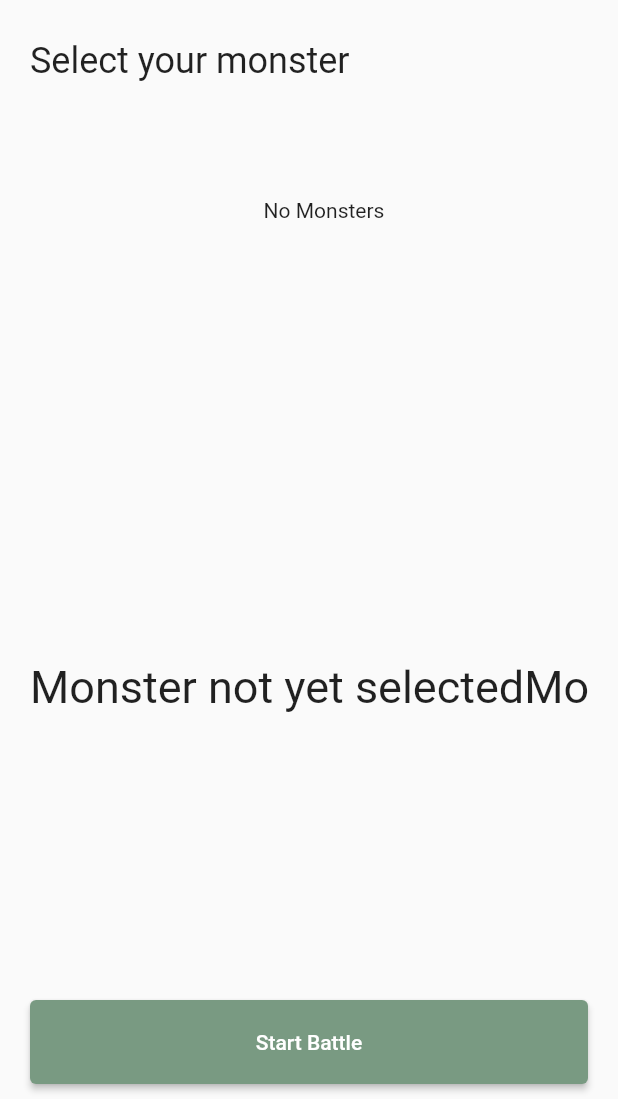
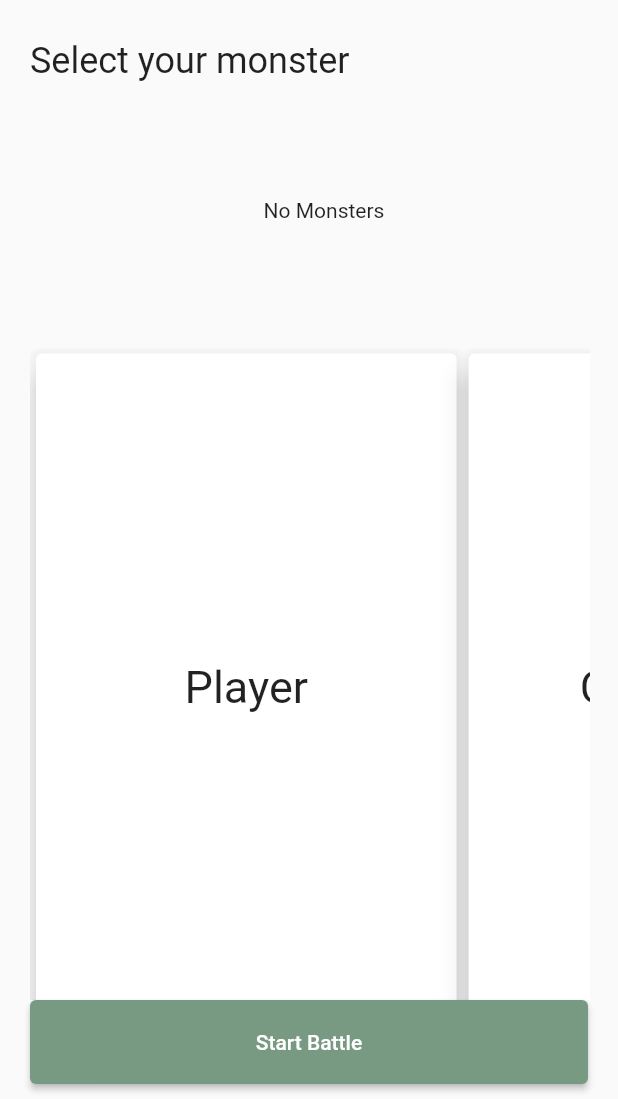
Before and after one commit to brunovsiqueira/monsters-battle, a Flutter app: the screen it shows after launch, on a phone screen of 412 x 824 dp, the part 137-1236 px from its top. Run offline on Flutter 3.47's test engine with Material 2 defaults, Android fonts, the phone set to English and light mode, and no system bars; our stand-ins replace flutter_dotenv, google_fonts; network calls fail.

Commit message:
add player type to monster item title

```diff
--- a/lib/widgets/monster_battle_arena_widget.dart
+++ b/lib/widgets/monster_battle_arena_widget.dart
@@ -10,7 +10,7 @@ class MonsterBattleArenaWidget extends StatelessWidget {
 
   @override
   Widget build(BuildContext context) {
-    MonsterService monsterService = context.read<MonsterService>();
+    MonsterService monsterService = context.watch<MonsterService>();
     Size size = MediaQuery.of(context).size;
     return SizedBox(
         height: size.height * 0.55,
--- a/lib/widgets/monster_battle_item_widget.dart
+++ b/lib/widgets/monster_battle_item_widget.dart
@@ -24,21 +24,21 @@ class _MonsterBattleItemWidgetState extends State<MonsterBattleItemWidget> {
     Size size = MediaQuery.of(context).size;
     MonsterModel? monster = widget.monster;
 
-    if (monster == null) {
-      return const Center(
-        child: Text(
-          "Monster not yet selected",
-          style: TextStyle(
-            fontSize: 30,
-          ),
-        ),
-      );
-    }
     return SizedBox(
       width: size.width * 0.70,
       child: Card(
         elevation: 8,
-        child: Padding(
+        child: monster == null
+            ? Center(
+                child: Text(
+                  widget.playerType.playerName,
+                  style: const TextStyle(
+                    fontSize: 30,
+                  ),
+                  textAlign: TextAlign.center,
+                ),
+              )
+            : Padding(
                 padding: const EdgeInsets.all(10.0),
                 child: Column(
                   mainAxisAlignment: MainAxisAlignment.start,
@@ -51,7 +51,7 @@ class _MonsterBattleItemWidgetState extends State<MonsterBattleItemWidget> {
                     ),
                     spacingInlineS,
                     Text(
-                  monster.name,
+                      '${monster.name} (${widget.playerType.playerName})',
                       style: const TextStyle(fontSize: 22),
                     ),
                     spacingInlineXXS,
@@ -82,12 +82,20 @@ class _MonsterBattleItemWidgetState extends State<MonsterBattleItemWidget> {
                         ],
                       ),
                     ),
-                const SizedBox(
-                  height: 25,
-                ),
+                    spacingInlineXL
                   ],
                 )),
       ),
     );
   }
 }
+
+class MonsterBattleItemHeaderWidget extends StatelessWidget {
+  final PlayerTypeEnum playerType;
+  const MonsterBattleItemHeaderWidget({super.key, required this.playerType});
+
+  @override
+  Widget build(BuildContext context) {
+    return Center(child: Text(playerType.playerName));
+  }
+}
```
Lines whose indentation alone changed are shown as unchanged.
